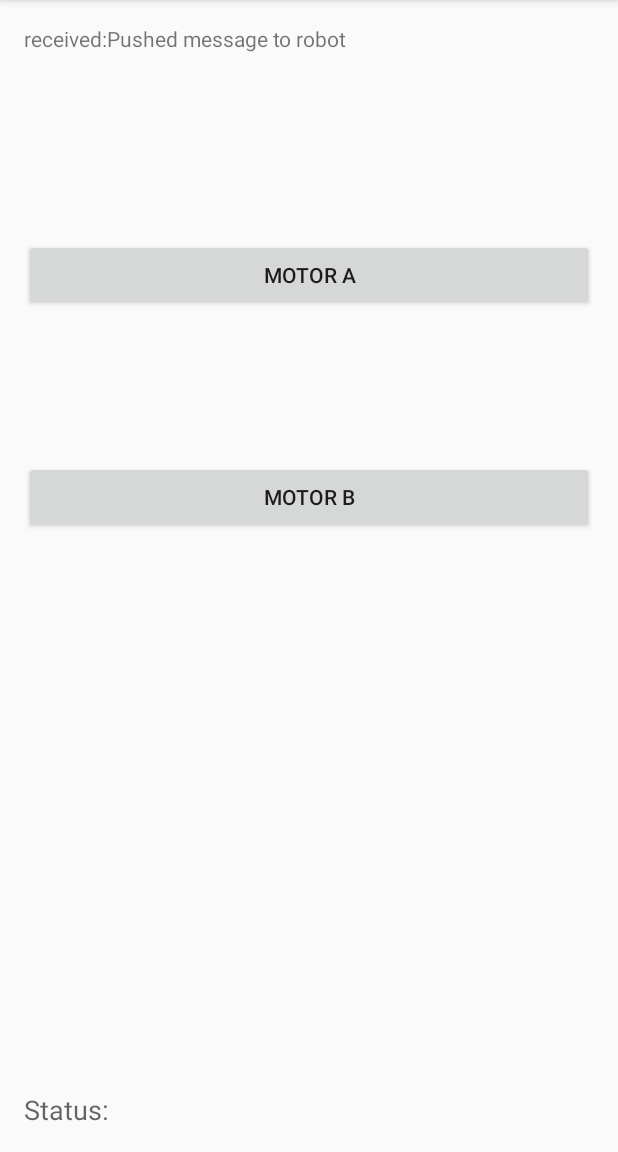
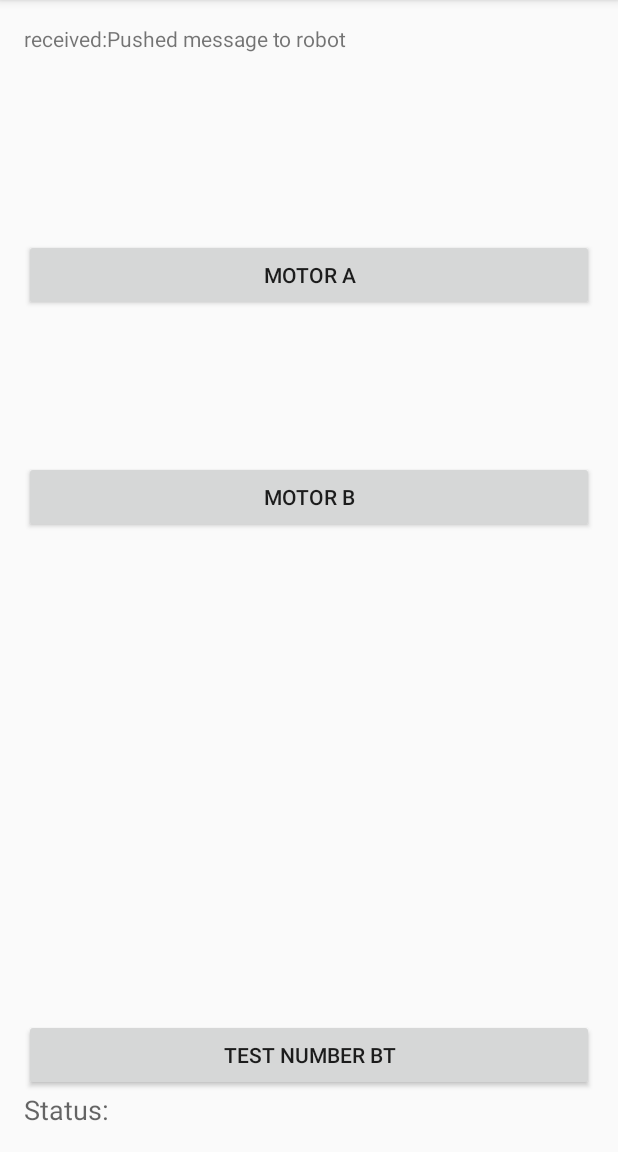
Before and after one commit to adrobnych/ev3microscope, an Android app: the screen it shows after launch (MainActivity), in the options menu, after a tap on an icon or button, on a phone screen of 412 x 824 dp, the part 84-1236 px from its top. Run offline under Robolectric (Android 15) with nearby library versions, the phone set to English and light mode, and no system bars.

Commit message:
levels bt sending

```diff
--- a/app/src/main/java/com/example/ev3reader/Connector.java
+++ b/app/src/main/java/com/example/ev3reader/Connector.java
@@ -86,13 +86,31 @@ public class Connector {
 		if(this.bluetoothSocket!= null) {
 			try{
 				//https://wiki.qut.edu.au/display/cyphy/Mailbox+and+Messages
-                byte[] l_message = {(byte)18, (byte)0, (byte)1, (byte)0, (byte)129, (byte)158, (byte)4, (byte)97, (byte)98, (byte)99, (byte)0, (byte)7,    (byte)0,
-                        (byte)btCommand.charAt(0),  (byte)btCommand.charAt(1),  (byte)btCommand.charAt(2),  (byte)btCommand.charAt(3),  (byte)btCommand.charAt(4),   (byte)btCommand.charAt(5),    (byte)0};
-                Log.d(Connector.TAG, "++++++++++++++++++++++++++++++++ message to write: " + l_message);
+                byte[] l_message =  new byte[]{(byte) 18, (byte) 0, (byte) 1, (byte) 0, (byte) 129, (byte) 158, (byte) 4, (byte) 97, (byte) 98, (byte) 99, (byte) 0, (byte) 7, (byte) 0,
+                            (byte) 'l',   (byte) 'e',   (byte) 'v',   (byte) 'e',   (byte) 'l',   (byte) '1',   (byte) 0};
                 outStream.write(l_message, 0, l_message.length);
+                Log.d(Connector.TAG, "Successfully written message" + new String(l_message));
+                l_message =  new byte[]{(byte) 18, (byte) 0, (byte) 1, (byte) 0, (byte) 129, (byte) 158, (byte) 4, (byte) 97, (byte) 98, (byte) 99, (byte) 0, (byte) 7, (byte) 0,
+                        (byte) '1',   (byte) 0,   (byte) 0,   (byte) 0,   (byte) 0,   (byte) 0,   (byte) 0};
+                outStream.write(l_message, 0, l_message.length);
+                Log.d(Connector.TAG, "Successfully written message" + new String(l_message));
+
+
+                l_message =  new byte[]{(byte) 18, (byte) 0, (byte) 1, (byte) 0, (byte) 129, (byte) 158, (byte) 4, (byte) 97, (byte) 98, (byte) 99, (byte) 0, (byte) 7, (byte) 0,
+                        (byte) 'l',   (byte) 'e',   (byte) 'v',   (byte) 'e',   (byte) 'l',   (byte) '2',   (byte) 0};
+                outStream.write(l_message, 0, l_message.length);
+                Log.d(Connector.TAG, "Successfully written message" + new String(l_message));
+
+                l_message =  new byte[]{(byte) 18, (byte) 0, (byte) 1, (byte) 0, (byte) 129, (byte) 158, (byte) 4, (byte) 97, (byte) 98, (byte) 99, (byte) 0, (byte) 7, (byte) 0,
+                        (byte) '8',   (byte) 0,   (byte) 0,   (byte) 0,   (byte) 0,   (byte) 0,   (byte) 0};
+                outStream.write(l_message, 0, l_message.length);
+
 				outStream.flush();
-				//outStream.close();
-				Log.d(Connector.TAG, "Successfully written message" + l_message);
+                //byte[]   l_message = new byte[]{(byte) 18, (byte) 0, (byte) 1, (byte) 0, (byte) 129, (byte) 158, (byte) 4, (byte) 97, (byte) 98, (byte) 99, (byte) 0, (byte) 7, (byte) 0,
+                //           (byte) btCommand.charAt(0), (byte) btCommand.charAt(1), (byte) btCommand.charAt(2), (byte) btCommand.charAt(3), (byte) btCommand.charAt(4), (byte) btCommand.charAt(5), (byte) 0};
+
+                //outStream.close();
+				Log.d(Connector.TAG, "Successfully written message" + new String(l_message));
 			}
 			catch (Exception e) {
 
--- a/app/src/main/java/com/example/ev3reader/MainActivity.java
+++ b/app/src/main/java/com/example/ev3reader/MainActivity.java
@@ -77,6 +77,21 @@ public class MainActivity extends ActionBarActivity {
                     writeMessage("stop_B");
                     return true;
                 }
+
+                return false;
+            }
+        });
+
+        Button buttonTest = (Button) findViewById(R.id.buttonTest);
+        buttonTest.setOnTouchListener(new View.OnTouchListener() {
+            @Override
+            public boolean onTouch(View view, MotionEvent event) {
+                if (event.getAction() == MotionEvent.ACTION_DOWN ) {
+                    writeMessage("25");
+                    return true;
+                }
+
+
 
                 return false;
             }
--- a/app/src/main/res/layout/activity_main.xml
+++ b/app/src/main/res/layout/activity_main.xml
@@ -47,4 +47,15 @@
         android:layout_alignRight="@+id/buttonMotorA"
         android:layout_alignEnd="@+id/buttonMotorA" />
 
+    <Button
+        android:layout_width="wrap_content"
+        android:layout_height="wrap_content"
+        android:text="Test Number bt"
+        android:id="@+id/buttonTest"
+        android:layout_above="@+id/statusLabel"
+        android:layout_alignRight="@+id/buttonMotorB"
+        android:layout_alignEnd="@+id/buttonMotorB"
+        android:layout_alignParentLeft="true"
+        android:layout_alignParentStart="true" />
+
 </RelativeLayout>
```
Also changed, not shown: 22 other files.
